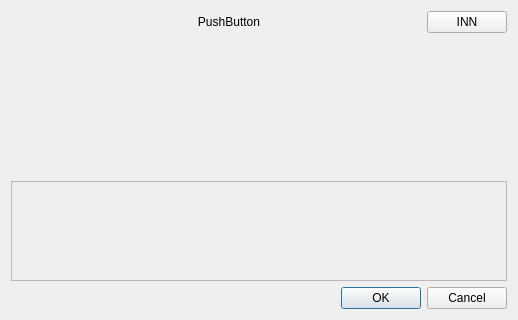
The window that plugins/drugsplugin/dosagedialog/dosagedialog.ui (FreeHealth/freehealth) describes before a commit, drawn with Qt 5.
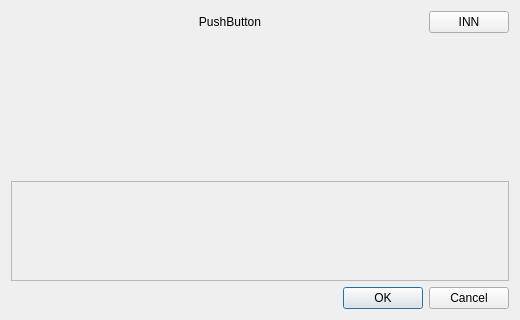
The same window after the commit. Custom widgets are drawn as their Qt base class.

Commit message: renaming old style files

Patch:
```diff
--- a/plugins/drugsplugin/dosagedialog/dosagedialog.ui
+++ b/plugins/drugsplugin/dosagedialog/dosagedialog.ui
@@ -6,7 +6,7 @@
    <rect>
     <x>0</x>
     <y>0</y>
-    <width>518</width>
+    <width>520</width>
     <height>320</height>
    </rect>
   </property>
@@ -91,7 +91,7 @@
 &lt;html&gt;&lt;head&gt;&lt;meta name=&quot;qrichtext&quot; content=&quot;1&quot; /&gt;&lt;style type=&quot;text/css&quot;&gt;
 p, li { white-space: pre-wrap; }
 &lt;/style&gt;&lt;/head&gt;&lt;body style=&quot; font-family:'Lucida Grande'; font-size:13pt; font-weight:400; font-style:normal;&quot;&gt;
-&lt;p style=&quot;-qt-paragraph-type:empty; margin-top:0px; margin-bottom:0px; margin-left:0px; margin-right:0px; -qt-block-indent:0; text-indent:0px;&quot;&gt;&lt;/p&gt;&lt;/body&gt;&lt;/html&gt;</string>
+&lt;p style=&quot;-qt-paragraph-type:empty; margin-top:0px; margin-bottom:0px; margin-left:0px; margin-right:0px; -qt-block-indent:0; text-indent:0px;&quot;&gt;&lt;br /&gt;&lt;/p&gt;&lt;/body&gt;&lt;/html&gt;</string>
      </property>
     </widget>
    </item>
```
Left out of the diff: 2 changed lines with no effect on the pictures. The commit also changes 7 other files.
